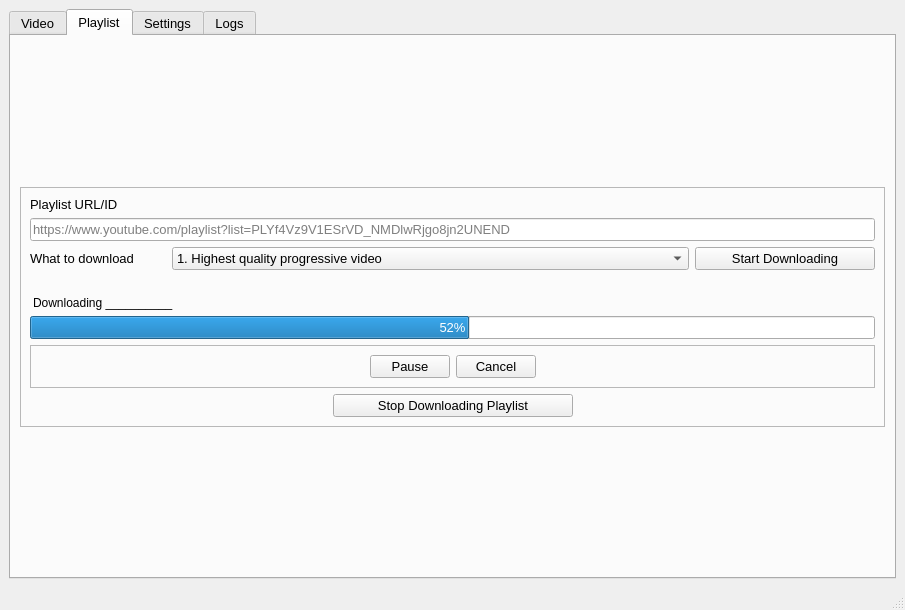
Iftakharpy/YT-Downloader, file gui/final_gui.ui: the form before one commit.
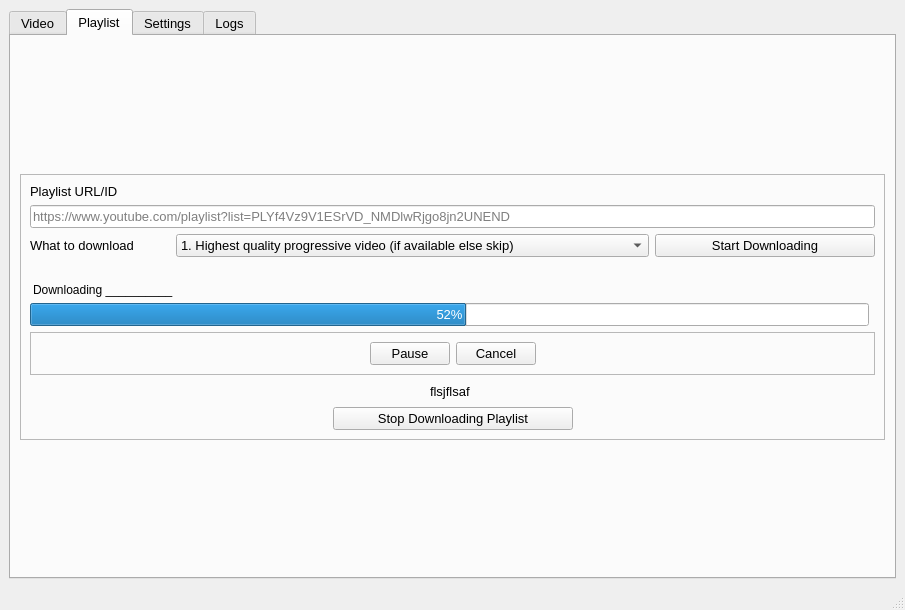
The form after the commit. The open tabs and pages were chosen to show the change. Icons and pictures are not drawn.

Commit message: added playlist tab

What changed in the file:
```diff
--- a/gui/final_gui.ui
+++ b/gui/final_gui.ui
@@ -32,11 +32,11 @@
    <string notr="true"/>
   </property>
   <widget class="QWidget" name="centralwidget">
-   <layout class="QGridLayout" name="gridLayout">
+   <layout class="QGridLayout" name="gridLayout_3">
     <item row="0" column="0">
      <widget class="QTabWidget" name="tabWidget">
       <property name="currentIndex">
-       <number>0</number>
+       <number>1</number>
       </property>
       <widget class="QWidget" name="videos">
        <attribute name="title">
@@ -310,6 +310,19 @@
         <string>Playlist</string>
        </attribute>
        <layout class="QGridLayout" name="gridLayout_8">
+        <item row="0" column="0">
+         <spacer name="verticalSpacer_3">
+          <property name="orientation">
+           <enum>Qt::Vertical</enum>
+          </property>
+          <property name="sizeHint" stdset="0">
+           <size>
+            <width>20</width>
+            <height>20</height>
+           </size>
+          </property>
+         </spacer>
+        </item>
         <item row="1" column="0">
          <widget class="QFrame" name="frame_3">
           <property name="frameShape">
@@ -318,8 +331,41 @@
           <property name="frameShadow">
            <enum>QFrame::Raised</enum>
           </property>
-          <layout class="QGridLayout" name="gridLayout_3">
-           <item row="1" column="0">
+          <layout class="QGridLayout" name="gridLayout">
+           <item row="0" column="0" colspan="4">
+            <layout class="QVBoxLayout" name="video_label_and_line_edit_2">
+             <item>
+              <widget class="QLabel" name="playlist_id_label">
+               <property name="sizePolicy">
+                <sizepolicy hsizetype="Preferred" vsizetype="Preferred">
+                 <horstretch>0</horstretch>
+                 <verstretch>0</verstretch>
+                </sizepolicy>
+               </property>
+               <property name="text">
+                <string>Playlist URL/ID</string>
+               </property>
+               <property name="buddy">
+                <cstring>video_id</cstring>
+               </property>
+              </widget>
+             </item>
+             <item>
+              <widget class="QLineEdit" name="playlist_id">
+               <property name="minimumSize">
+                <size>
+                 <width>500</width>
+                 <height>0</height>
+                </size>
+               </property>
+               <property name="placeholderText">
+                <string>https://www.youtube.com/playlist?list=PLYf4Vz9V1ESrVD_NMDlwRjgo8jn2UNEND</string>
+               </property>
+              </widget>
+             </item>
+            </layout>
+           </item>
+           <item row="1" column="0" colspan="4">
             <layout class="QHBoxLayout" name="horizontalLayout_3">
              <item>
               <widget class="QLabel" name="playlist_qualities_label">
@@ -338,22 +384,22 @@
               <widget class="QComboBox" name="playlist_qualities">
                <item>
                 <property name="text">
-                 <string>1. Highest quality progressive video</string>
+                 <string>1. Highest quality progressive video (if available else skip)</string>
                 </property>
                </item>
                <item>
                 <property name="text">
-                 <string>2. Highest quality audio</string>
+                 <string>2. Highest quality audio (if available else skip)</string>
                 </property>
                </item>
                <item>
                 <property name="text">
-                 <string>3. Highest quality audio and video seperately</string>
+                 <string>3. Highest quality video (if available else skip)</string>
                 </property>
                </item>
                <item>
                 <property name="text">
-                 <string>4. 3+merge (ffmpeg required) [merging might take a long time]-NOT RECOMENDED</string>
+                 <string>4. Highest quality audio and video seperately</string>
                 </property>
                </item>
               </widget>
@@ -388,53 +434,7 @@
              </item>
             </layout>
            </item>
-           <item row="2" column="0">
-            <layout class="QVBoxLayout" name="download_info_2">
-             <item>
-              <widget class="QLabel" name="currently_downloading_playlist_video">
-               <property name="styleSheet">
-                <string notr="true">margin-top:20;</string>
-               </property>
-               <property name="text">
-                <string>Downloading __________</string>
-               </property>
-              </widget>
-             </item>
-             <item>
-              <layout class="QHBoxLayout" name="progress_info_2">
-               <item>
-                <widget class="QProgressBar" name="playlist_video_progress">
-                 <property name="enabled">
-                  <bool>true</bool>
-                 </property>
-                 <property name="autoFillBackground">
-                  <bool>false</bool>
-                 </property>
-                 <property name="value">
-                  <number>52</number>
-                 </property>
-                 <property name="alignment">
-                  <set>Qt::AlignCenter</set>
-                 </property>
-                 <property name="textVisible">
-                  <bool>true</bool>
-                 </property>
-                 <property name="orientation">
-                  <enum>Qt::Horizontal</enum>
-                 </property>
-                 <property name="invertedAppearance">
-                  <bool>false</bool>
-                 </property>
-                 <property name="textDirection">
-                  <enum>QProgressBar::BottomToTop</enum>
-                 </property>
-                </widget>
-               </item>
-              </layout>
-             </item>
-            </layout>
-           </item>
-           <item row="3" column="0">
+           <item row="3" column="0" colspan="4">
             <widget class="QFrame" name="cancel_aligned_2">
              <property name="frameShape">
               <enum>QFrame::StyledPanel</enum>
@@ -486,40 +486,40 @@
              </layout>
             </widget>
            </item>
-           <item row="0" column="0">
-            <layout class="QVBoxLayout" name="video_label_and_line_edit_2">
-             <item>
-              <widget class="QLabel" name="playlist_id_label">
-               <property name="sizePolicy">
-                <sizepolicy hsizetype="Preferred" vsizetype="Preferred">
-                 <horstretch>0</horstretch>
-                 <verstretch>0</verstretch>
-                </sizepolicy>
-               </property>
-               <property name="text">
-                <string>Playlist URL/ID</string>
-               </property>
-               <property name="buddy">
-                <cstring>video_id</cstring>
-               </property>
-              </widget>
-             </item>
-             <item>
-              <widget class="QLineEdit" name="playlist_id">
-               <property name="minimumSize">
-                <size>
-                 <width>500</width>
-                 <height>0</height>
-                </size>
-               </property>
-               <property name="placeholderText">
-                <string>https://www.youtube.com/playlist?list=PLYf4Vz9V1ESrVD_NMDlwRjgo8jn2UNEND</string>
-               </property>
-              </widget>
-             </item>
-            </layout>
-           </item>
            <item row="4" column="0">
+            <spacer name="horizontalSpacer_7">
+             <property name="orientation">
+              <enum>Qt::Horizontal</enum>
+             </property>
+             <property name="sizeHint" stdset="0">
+              <size>
+               <width>389</width>
+               <height>20</height>
+              </size>
+             </property>
+            </spacer>
+           </item>
+           <item row="4" column="1">
+            <widget class="QLabel" name="playlist_video_number">
+             <property name="text">
+              <string>flsjflsaf</string>
+             </property>
+            </widget>
+           </item>
+           <item row="4" column="2">
+            <spacer name="horizontalSpacer_8">
+             <property name="orientation">
+              <enum>Qt::Horizontal</enum>
+             </property>
+             <property name="sizeHint" stdset="0">
+              <size>
+               <width>388</width>
+               <height>20</height>
+              </size>
+             </property>
+            </spacer>
+           </item>
+           <item row="5" column="0" colspan="4">
             <layout class="QHBoxLayout" name="horizontalLayout_6">
              <item>
               <spacer name="horizontalSpacer_5">
@@ -562,22 +562,55 @@
              </item>
             </layout>
            </item>
+           <item row="2" column="0" colspan="3">
+            <layout class="QVBoxLayout" name="download_info_2">
+             <item>
+              <widget class="QLabel" name="currently_downloading_playlist_video">
+               <property name="styleSheet">
+                <string notr="true">margin-top:20;</string>
+               </property>
+               <property name="text">
+                <string>Downloading __________</string>
+               </property>
+              </widget>
+             </item>
+             <item>
+              <layout class="QHBoxLayout" name="progress_info_2">
+               <item>
+                <widget class="QProgressBar" name="playlist_video_progress">
+                 <property name="enabled">
+                  <bool>true</bool>
+                 </property>
+                 <property name="autoFillBackground">
+                  <bool>false</bool>
+                 </property>
+                 <property name="value">
+                  <number>52</number>
+                 </property>
+                 <property name="alignment">
+                  <set>Qt::AlignCenter</set>
+                 </property>
+                 <property name="textVisible">
+                  <bool>true</bool>
+                 </property>
+                 <property name="orientation">
+                  <enum>Qt::Horizontal</enum>
+                 </property>
+                 <property name="invertedAppearance">
+                  <bool>false</bool>
+                 </property>
+                 <property name="textDirection">
+                  <enum>QProgressBar::BottomToTop</enum>
+                 </property>
+                </widget>
+               </item>
+              </layout>
+             </item>
+            </layout>
+           </item>
           </layout>
          </widget>
         </item>
-        <item row="0" column="0">
-         <spacer name="verticalSpacer_3">
-          <property name="orientation">
-           <enum>Qt::Vertical</enum>
-          </property>
-          <property name="sizeHint" stdset="0">
-           <size>
-            <width>20</width>
-            <height>20</height>
-           </size>
-          </property>
-         </spacer>
-        </item>
         <item row="2" column="0">
          <spacer name="verticalSpacer_4">
           <property name="orientation">
@@ -586,7 +619,7 @@
           <property name="sizeHint" stdset="0">
            <size>
             <width>20</width>
-            <height>40</height>
+            <height>20</height>
            </size>
           </property>
          </spacer>
```
The commit also changes 11 other files.
